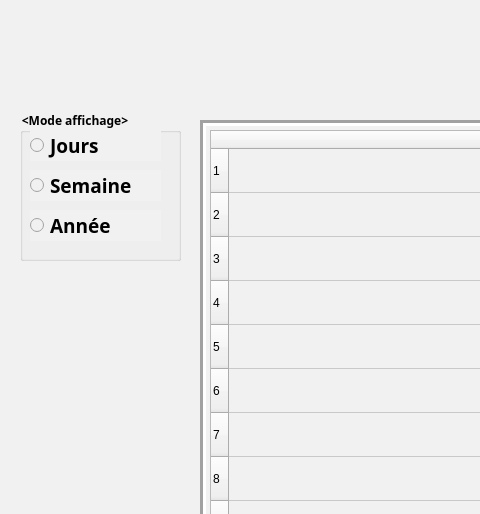
Before: the Qt Designer form User_Interface/test_2.ui in Mixeleoo/G-nie-logiciel, drawn with Qt 5; both pictures show x 0 to 480 and y 0 to 514 of the 1200 by 800 pixel window.
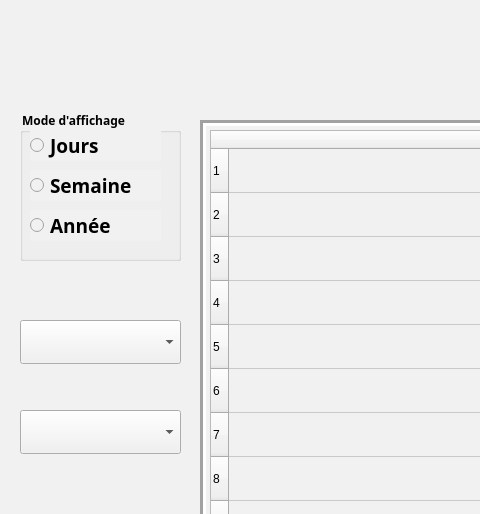
After: the same form once the commit is applied. Icons and pictures are not drawn.

Commit message: je teste des trucs de gpto

Diff of the .ui file:
```diff
--- a/User_Interface/test_2.ui
+++ b/User_Interface/test_2.ui
@@ -893,7 +893,7 @@
       </font>
      </property>
      <property name="title">
-      <string>&lt;Mode affichage&gt;</string>
+      <string>Mode d'affichage</string>
      </property>
      <widget class="QRadioButton" name="radioDay">
       <property name="geometry">
@@ -983,6 +983,26 @@
       </property>
      </widget>
     </widget>
+    <widget class="QComboBox" name="comboBox">
+     <property name="geometry">
+      <rect>
+       <x>20</x>
+       <y>320</y>
+       <width>161</width>
+       <height>44</height>
+      </rect>
+     </property>
+    </widget>
+    <widget class="QComboBox" name="comboBox_2">
+     <property name="geometry">
+      <rect>
+       <x>20</x>
+       <y>410</y>
+       <width>161</width>
+       <height>44</height>
+      </rect>
+     </property>
+    </widget>
    </widget>
   </widget>
  </widget>
```
The commit also changes 1 other file.
